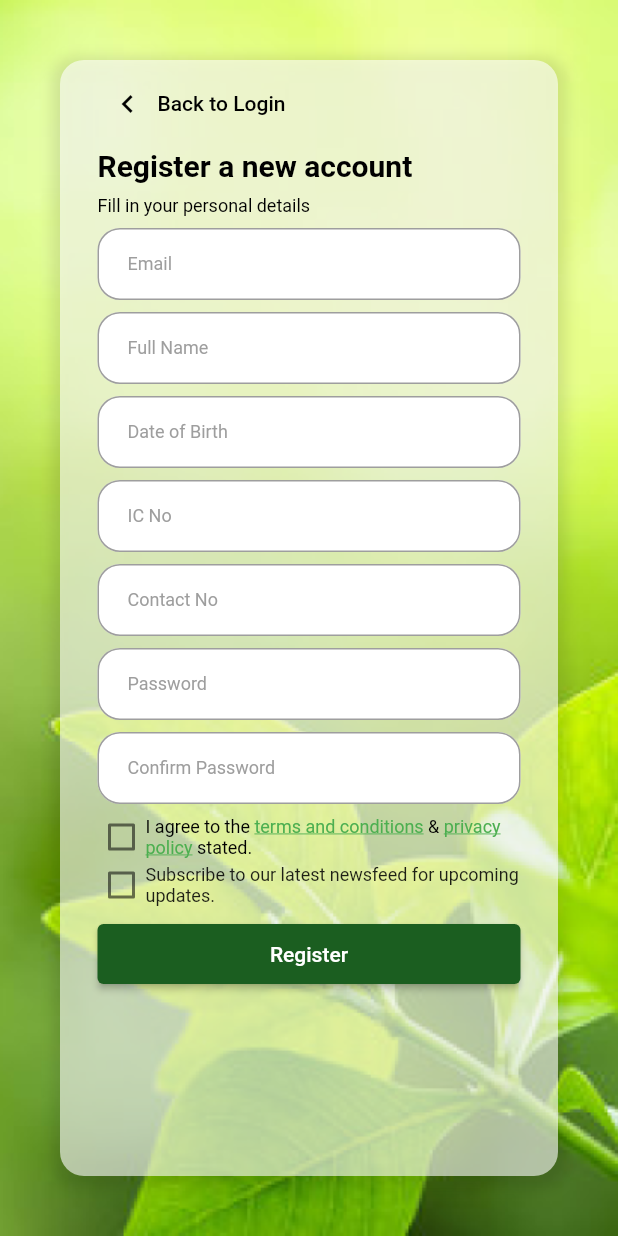
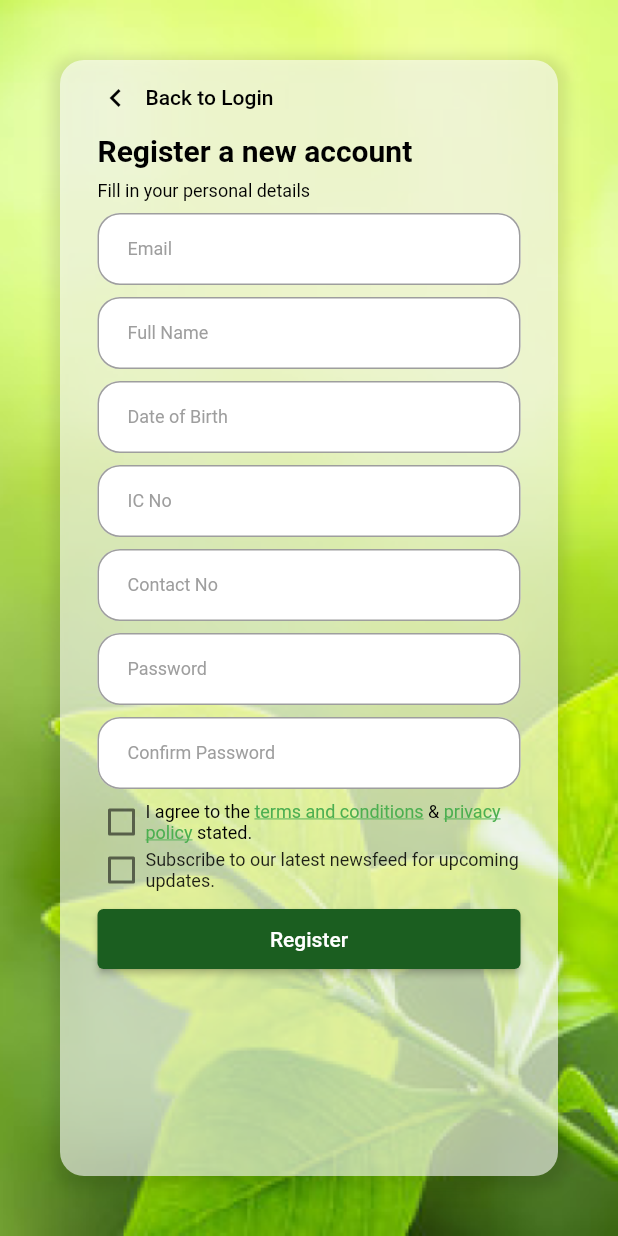
Before and after one commit to Endairion/6002CEM_Group13, a Flutter app: the screen it shows after launch, after a tap on "Register Now", on a phone screen of 412 x 824 dp. Run offline on Flutter 3.47's test engine with Material 2 defaults, Android fonts, the phone set to English and light mode, and no system bars; our stand-ins replace flutter_native_splash; network calls fail; statements that could not run were skipped.

Commit message:
Small changes hot fix

```diff
--- a/lib/Register.dart
+++ b/lib/Register.dart
@@ -54,11 +54,13 @@ class _RegisterState extends State<Register> {
                     icon: const Icon(Icons.chevron_left),
                     label: const Text('Back to Login'),
                     style: TextButton.styleFrom(
+                      padding: EdgeInsets.zero,
+                      visualDensity: VisualDensity.compact,
                       foregroundColor: Colors.black,
-                      alignment: Alignment.topLeft,
+                      alignment: Alignment.centerLeft,
                     ),
                   ),
-                  const SizedBox(height: 6),
+                  const SizedBox(height: 4),
                   const Text(
                     "Register a new account",
                     style: TextStyle(
--- a/lib/main.dart
+++ b/lib/main.dart
@@ -145,7 +145,7 @@ class MyApp extends StatelessWidget {
 
                     ElevatedButton(
                           style: ElevatedButton.styleFrom(
-                          primary: Colors.green[900],
+                          backgroundColor: Colors.green[900],
                           minimumSize: Size(320, 40)
                         ),
                           onPressed: (){
@@ -167,7 +167,7 @@ class MyApp extends StatelessWidget {
 
                     ElevatedButton(
                       style: ElevatedButton.styleFrom(
-                          primary: Colors.white,
+                          backgroundColor: Colors.white,
                           minimumSize: Size(320, 40)
                       ),
                       onPressed: (){},
```
